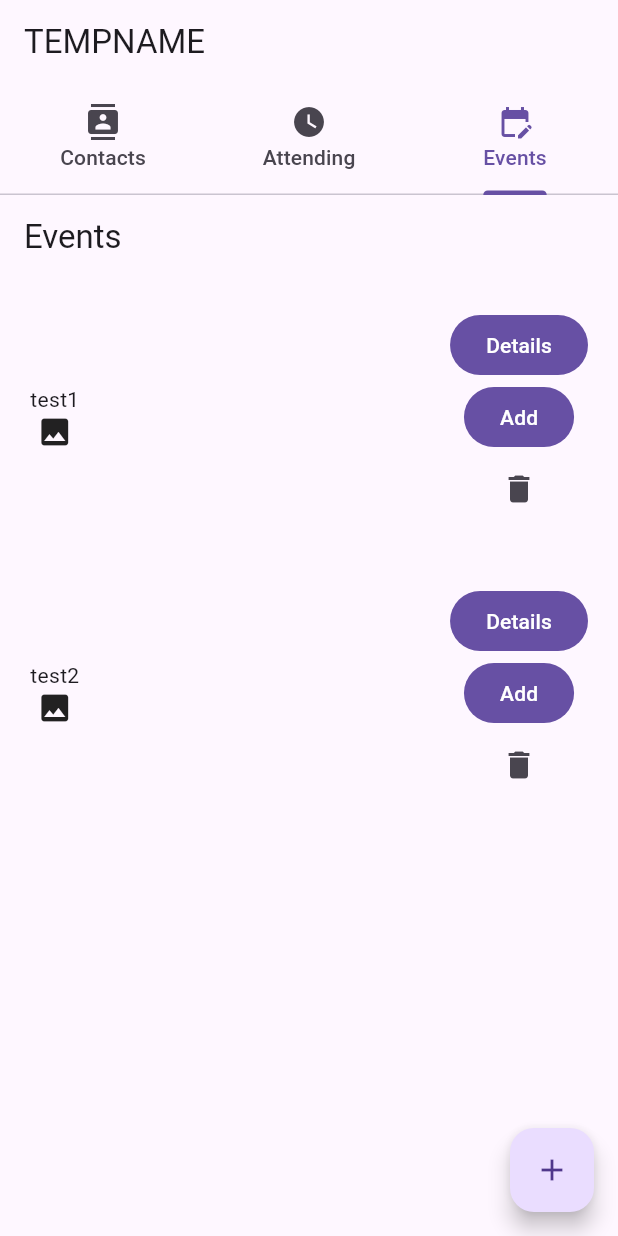
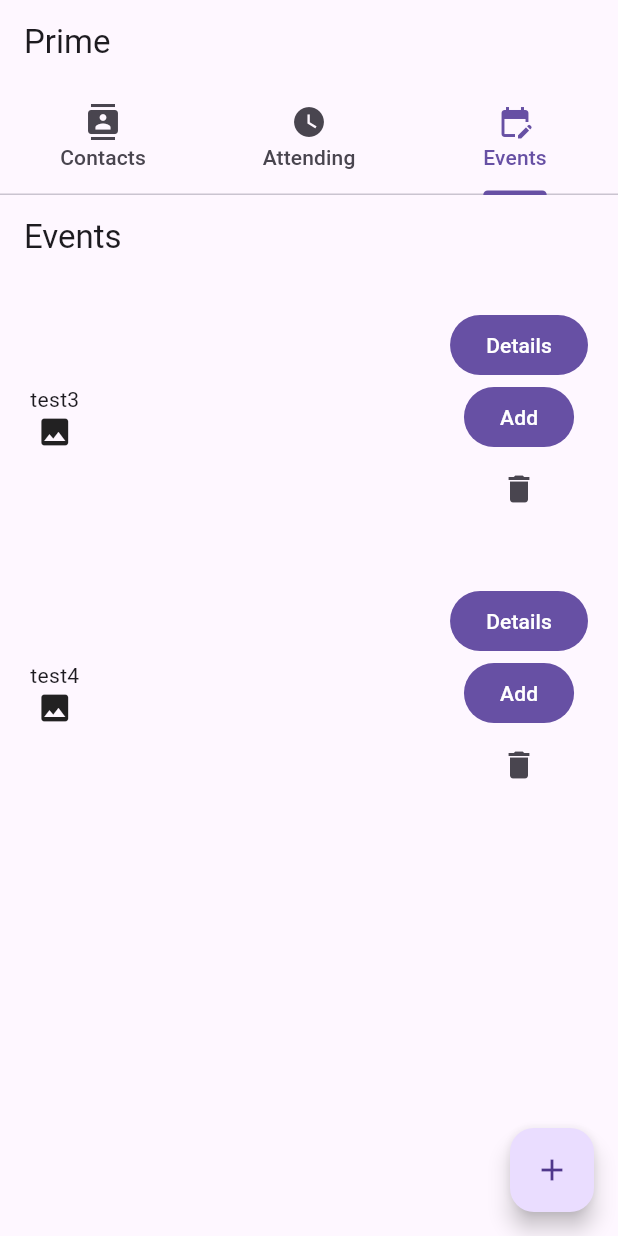
Before and after one commit to JackTse-Conestogac/Mobile_FinalProject_G5, a Flutter app: the screen it shows after launch, tab 3 chosen, on a phone screen of 412 x 824 dp. Run offline on Flutter 3.47's test engine with Material 3 defaults, Android fonts, the phone set to English and light mode, and no system bars.

Commit message:
Added TempEntity.currentUser EventList and AttendingList now show different events depending on if event is in currentUser.attending Also fixed something in the User constructor

```diff
--- a/coffee_meet_app/lib/entities/User.dart
+++ b/coffee_meet_app/lib/entities/User.dart
@@ -5,15 +5,18 @@ class User{
   String email;
   int phone;
   String occupation;
-  List<Event> attendEvents = [];
-  List<User> contacts = [];
+  late List<Event> attendEvents;
+  late List<User> contacts;
 
   User({
     required this.name,
     required this.email,
     required this.phone,
     required this.occupation,
-    this.attendEvents = const [],
-    this.contacts = const [],
-  });
+    List<Event>? attendEvents,
+    List<User>? contacts,
+  }){
+    this.attendEvents = attendEvents ?? <Event>[];
+    this.contacts = contacts ?? <User>[];
+  }
 }
--- a/coffee_meet_app/lib/entities/temporaryTestingEntities.dart
+++ b/coffee_meet_app/lib/entities/temporaryTestingEntities.dart
@@ -11,5 +11,21 @@ class TempEntities {
   static List<Event> events = [
     Event(eventId: 0, eventName: "test1", startDate: DateTime(2021, 10, 1),description: "test1"),
     Event(eventId:1, eventName: "test2", startDate: DateTime(2022, 2, 2),description: "test2"),
+    Event(eventId:2, eventName: "test3", startDate: DateTime(2023, 3, 3),description: "test3"),
+    Event(eventId:3, eventName: "test4", startDate: DateTime(2024, 4, 4),description: "test4"),
+
   ];
+
+  static User currentUser = User(name:"Prime",email: "prime@p.rime",phone: 100,occupation: "PrimeUser",);
+
+  static bool init = false;
+  static void Init(){
+    if(init) return;
+    init=true;
+    currentUser.contacts.add(users[0]);
+    currentUser.contacts.add(users[1]);
+    currentUser.attendEvents.add(events[0]);
+    currentUser.attendEvents.add(events[1]);
+  }
+
 }
--- a/coffee_meet_app/lib/main.dart
+++ b/coffee_meet_app/lib/main.dart
@@ -1,3 +1,4 @@
+import 'package:coffee_meet_app/entities/temporaryTestingEntities.dart';
 import 'package:coffee_meet_app/screens/TabListScreens.dart';
 import 'package:flutter/material.dart';
 
@@ -11,6 +12,7 @@ class MyApp extends StatelessWidget {
 
   @override
   Widget build(BuildContext context) {
+    TempEntities.Init();
     return const MaterialApp(
       home: TabListScreen(),
     );
--- a/coffee_meet_app/lib/screens/TabListScreens.dart
+++ b/coffee_meet_app/lib/screens/TabListScreens.dart
@@ -1,3 +1,4 @@
+import 'package:coffee_meet_app/entities/temporaryTestingEntities.dart';
 import 'package:coffee_meet_app/screens/createProfile.dart';
 import 'package:coffee_meet_app/screens/eventListView.dart';
 import 'package:flutter/material.dart';
@@ -18,7 +19,7 @@ class _TabListScreenState extends State<TabListScreen> {
         length: 3,
         child: Scaffold(
           appBar: AppBar(
-            title: Text("TEMPNAME"),
+            title: Text(TempEntities.currentUser.name),
             bottom: const TabBar(
               tabs: [
                 Tab(
--- a/coffee_meet_app/lib/screens/attendingEventView.dart
+++ b/coffee_meet_app/lib/screens/attendingEventView.dart
@@ -12,9 +12,9 @@ class AttendingEventView extends StatelessWidget {
           title: Text(text),
         ),
         body: ListView.builder(
-          itemCount: TempEntities.events.length,
+          itemCount: TempEntities.currentUser.attendEvents.length,
           itemBuilder: (context, index) {
-            return EventTile(TempEntities.events[index]);
+            return EventTile(TempEntities.currentUser.attendEvents[index]);
           },
         ));
   }
--- a/coffee_meet_app/lib/screens/eventListView.dart
+++ b/coffee_meet_app/lib/screens/eventListView.dart
@@ -1,20 +1,22 @@
 import 'package:coffee_meet_app/entities/temporaryTestingEntities.dart';
 import 'package:flutter/material.dart';
 
+import '../entities/Event.dart';
 import '../listTiles/eventTile.dart';
 
 class EventListView extends StatelessWidget {
   @override
   Widget build(BuildContext context) {
     // TODO: implement build
+    List<Event> events=TempEntities.events.where((e)=>!TempEntities.currentUser.attendEvents.contains(e)).toList();
     return Scaffold(
         appBar: AppBar(
           title: Text(text),
         ),
         body: ListView.builder(
-          itemCount: TempEntities.events.length,
+          itemCount: events.length,
           itemBuilder: (context, index) {
-            return EventTile(TempEntities.events[index]);
+            return EventTile(events[index]);
           },
         ));
   }
```
